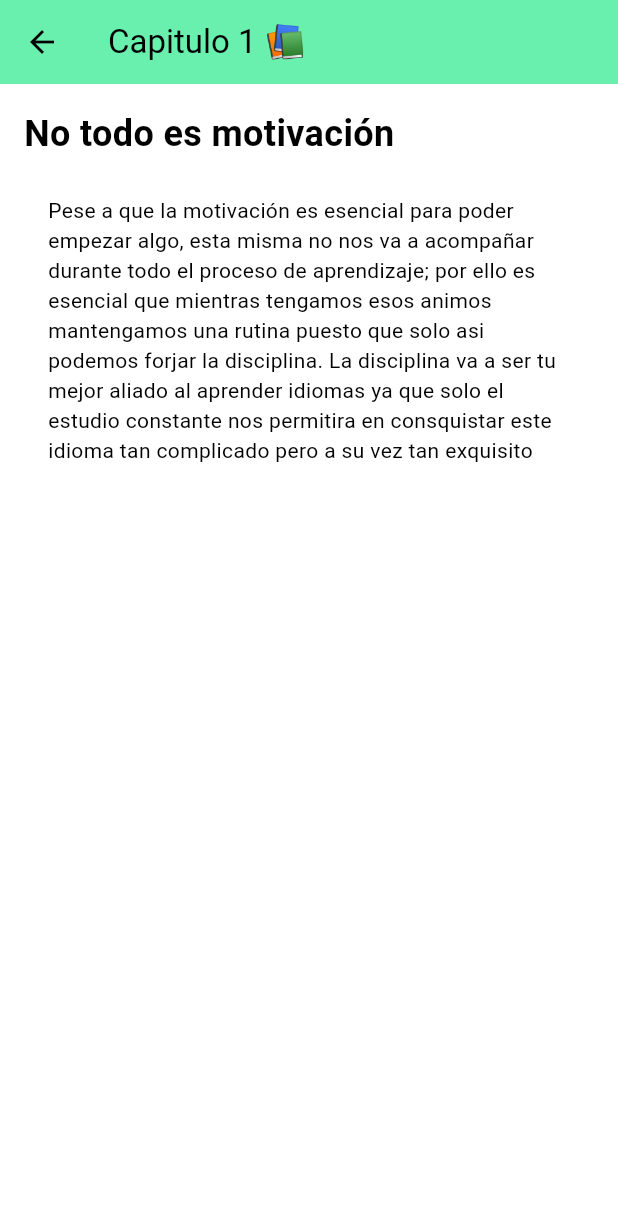
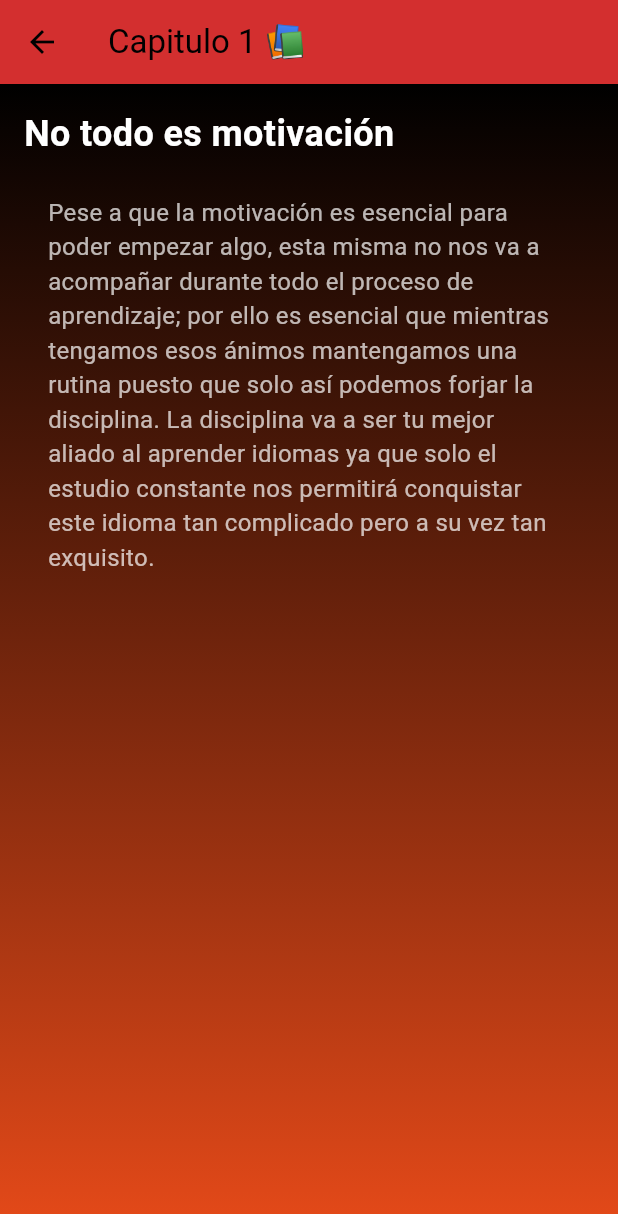
Before and after one commit to vizcacha22/-, a Flutter app: the ZhCapitulo1 screen opened by its route, on a phone screen of 412 x 824 dp. Shown: the top 1214 px of the screen. Run offline on Flutter 3.47's test engine with Material 3 defaults, Android fonts, the light colour scheme and no system bars; our stand-ins replace audioplayers, cached_network_image, connectivity_plus, dash_chat_2, equatable, firebase_auth and 6 more; accounts and stored records are empty.

Commit message:
chevere zh_capitulo1.dart

```diff
--- a/lib/presentation/submenu/chinese_submenu/zh_capitulo1.dart
+++ b/lib/presentation/submenu/chinese_submenu/zh_capitulo1.dart
@@ -6,20 +6,36 @@ class ZhCapitulo1 extends StatelessWidget {
     return Scaffold(
       appBar: AppBar(
         title: Text('Capitulo 1 📚'),
-        backgroundColor: Colors.greenAccent,
+        backgroundColor: Colors.red.shade700,
       ),
-      body: Padding(
+      body: Container(
+        decoration: BoxDecoration(
+          gradient: LinearGradient(
+            colors: [Colors.black , Colors.deepOrange.shade700],
+            begin: Alignment.topCenter,
+            end: Alignment.bottomCenter,
+          ),
+        ),
         padding: const EdgeInsets.all(16.0),
         child: ListView(
           children: [
             Text(
               'No todo es motivación',
-              style: TextStyle(fontSize: 24, fontWeight: FontWeight.bold),
+              style: TextStyle(
+                fontSize: 24,
+                fontWeight: FontWeight.bold,
+                color: Colors.white,
+              ),
             ),
             SizedBox(height: 16),
             ListTile(
+              tileColor: Colors.deepOrange.shade700.withOpacity(0.5),
               subtitle: Text(
-                'Pese a que la motivación es esencial para poder empezar algo, esta misma no nos va a acompañar durante todo el proceso de aprendizaje; por ello es esencial que mientras tengamos esos animos mantengamos una rutina puesto que solo asi podemos forjar la disciplina. La disciplina va a ser tu mejor aliado al aprender idiomas ya que solo el estudio constante nos permitira en consquistar este idioma tan complicado pero a su vez tan exquisito',
+                'Pese a que la motivación es esencial para poder empezar algo, esta misma no nos va a acompañar durante todo el proceso de aprendizaje; por ello es esencial que mientras tengamos esos ánimos mantengamos una rutina puesto que solo así podemos forjar la disciplina. La disciplina va a ser tu mejor aliado al aprender idiomas ya que solo el estudio constante nos permitirá conquistar este idioma tan complicado pero a su vez tan exquisito.',
+                style: TextStyle(
+                  fontSize: 16,
+                  color: Colors.white70,
+                ),
               ),
             ),
           ],
```
